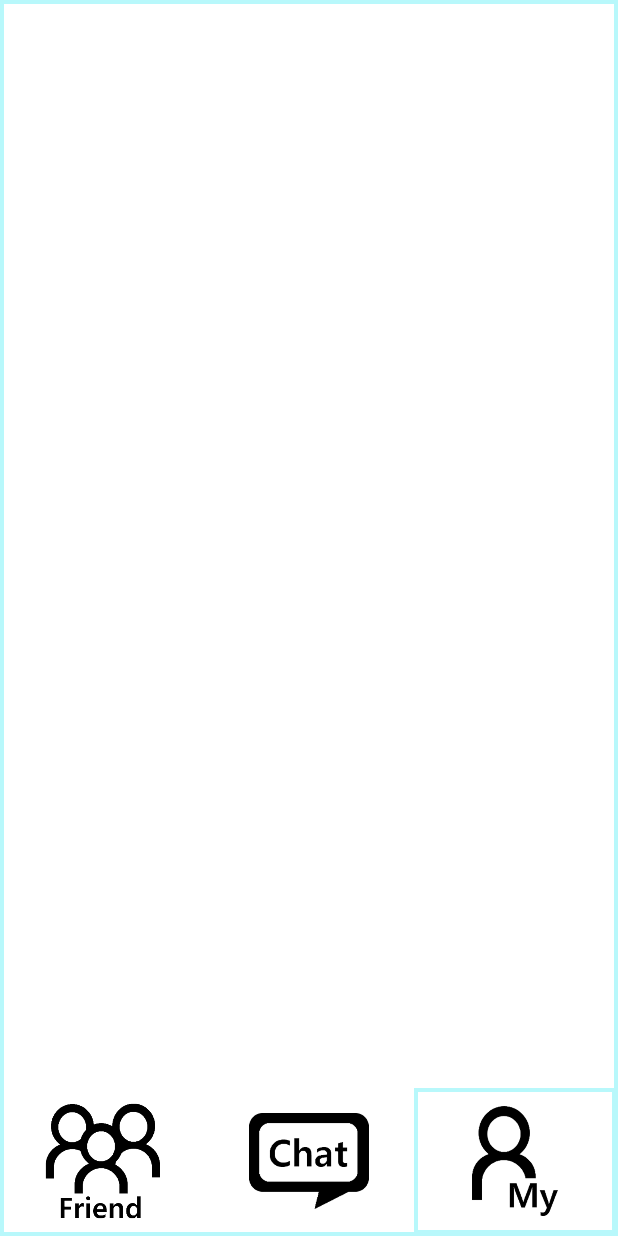
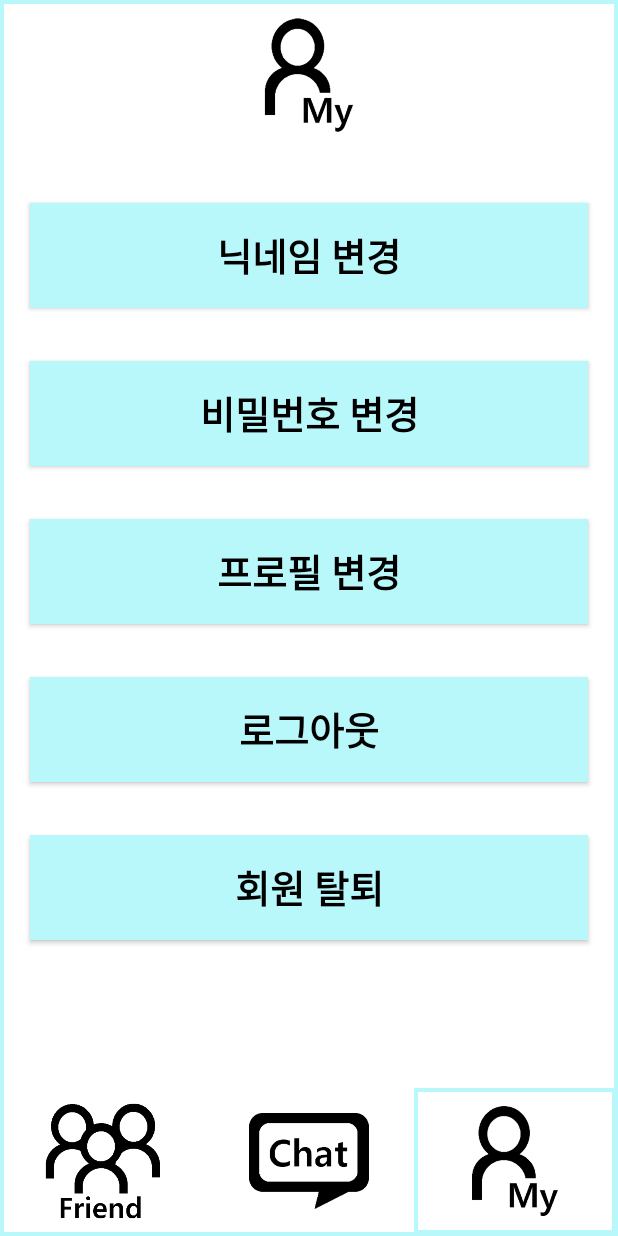
Before and after one commit to gmlstjq123/U_and_I_CHAT, an Android app: the MyPageFragment screen opened through its navigation route, on a phone screen of 412 x 824 dp. Run offline under Robolectric (Android 15) with nearby library versions, the phone set to English and light mode, and no system bars; our stand-ins replace Firebase (no records; nobody signed in at launch, a user with empty details on screens opened directly); pictures from the network do not load.

Commit message:
마이페이지 작업

```diff
--- a/app/src/main/java/com/chrome/chattingapp/MyPageFragment.kt
+++ b/app/src/main/java/com/chrome/chattingapp/MyPageFragment.kt
@@ -1,12 +1,23 @@
 package com.chrome.chattingapp
 
+import android.content.Intent
+import android.graphics.Bitmap
+import android.graphics.drawable.BitmapDrawable
 import android.os.Bundle
+import android.util.Log
 import androidx.fragment.app.Fragment
 import android.view.LayoutInflater
 import android.view.View
 import android.view.ViewGroup
+import android.widget.Button
 import android.widget.ImageView
+import androidx.activity.result.ActivityResultCallback
+import androidx.activity.result.contract.ActivityResultContracts
 import androidx.navigation.findNavController
+import com.chrome.chattingapp.mypage.NickNameActivity
+import com.google.firebase.ktx.Firebase
+import com.google.firebase.storage.ktx.storage
+import java.io.ByteArrayOutputStream
 
 // TODO: Rename parameter arguments, choose names that match
 // the fragment initialization parameters, e.g. ARG_ITEM_NUMBER
@@ -19,9 +30,11 @@ private const val ARG_PARAM2 = "param2"
  * create an instance of this fragment.
  */
 class MyPageFragment : Fragment() {
+
+    lateinit var profileImage : ImageView
+
     override fun onCreate(savedInstanceState: Bundle?) {
         super.onCreate(savedInstanceState)
-
     }
 
     override fun onCreateView(
@@ -30,6 +43,12 @@ class MyPageFragment : Fragment() {
     ): View? {
         // Inflate the layout for this fragment
         val view = inflater.inflate(R.layout.fragment_my_page, container, false)
+
+        val nickName = view.findViewById<Button>(R.id.nickNameBtn)
+        nickName.setOnClickListener {
+            val intent = Intent(requireActivity(), NickNameActivity::class.java)
+            startActivity(intent)
+        }
 
         val freind = view.findViewById<ImageView>(R.id.freind)
         freind.setOnClickListener {
@@ -40,6 +59,39 @@ class MyPageFragment : Fragment() {
         chat.setOnClickListener {
             it.findNavController().navigate(R.id.action_myPageFragment_to_chatListFragment)
         }
+
+        //        profileImage = view.findViewById<ImageView>(R.id.profile)
+//
+//        val profileBtn = view.findViewById<Button>(R.id.profileBtn)
+//
+//        val getAction = registerForActivityResult(
+//            ActivityResultContracts.GetContent(),
+//            ActivityResultCallback { uri ->
+//                profileImage.setImageURI(uri)
+//            }
+//        )
+//
+//        profileBtn.setOnClickListener {
+//            getAction.launch("image/*")
+//        }
         return view
     }
+
+//    private fun uploadImage(uid: String) {
+//        val storage = Firebase.storage
+//        val storageRef = storage.reference.child(uid + ".jpeg")
+//        profileImage.isDuplicateParentStateEnabled = true
+//        profileImage.buildDrawingCache()
+//
+//        val bitmap = (profileImage.drawable as BitmapDrawable).bitmap
+//        val baos = ByteArrayOutputStream()
+//        bitmap.compress(Bitmap.CompressFormat.JPEG, 100, baos)
+//
+//        val data = baos.toByteArray()
+//        var uploadTask = storageRef.putBytes(data)
+//        uploadTask.addOnFailureListener{
+//        }.addOnSuccessListener { taskSnapshot ->
+//            Log.d("Image", Firebase.storage.reference.child(uid + ".jpeg").downloadUrl.toString())
+//        }
+//    }
 }
--- a/app/src/main/java/com/chrome/chattingapp/api/RetrofitInstance.kt
+++ b/app/src/main/java/com/chrome/chattingapp/api/RetrofitInstance.kt
@@ -12,5 +12,6 @@ class RetrofitInstance {
                 .build()
         }
         val userApi = retrofit.create(UserApi::class.java)
+        val myPageApi = retrofit.create(MyPageApi::class.java)
     }
 }
--- a/app/src/main/res/layout/activity_join.xml
+++ b/app/src/main/res/layout/activity_join.xml
@@ -59,7 +59,7 @@
                         android:textColorHint="#808080"
                         android:textSize="25sp"
                         android:layout_width="match_parent"
-                        android:layout_height="40dp"/>
+                        android:layout_height="wrap_content"/>
 
                 </com.google.android.material.textfield.TextInputLayout>
 
@@ -95,7 +95,7 @@
                         android:textColorHint="#808080"
                         android:textSize="25sp"
                         android:layout_width="match_parent"
-                        android:layout_height="40dp"/>
+                        android:layout_height="wrap_content"/>
 
                 </com.google.android.material.textfield.TextInputLayout>
 
@@ -173,7 +173,7 @@
                         android:textColorHint="#808080"
                         android:textSize="25sp"
                         android:layout_width="match_parent"
-                        android:layout_height="40dp"
+                        android:layout_height="wrap_content"
                         android:inputType="textPassword" />
 
                 </com.google.android.material.textfield.TextInputLayout>
--- a/app/src/main/res/layout/fragment_my_page.xml
+++ b/app/src/main/res/layout/fragment_my_page.xml
@@ -7,6 +7,88 @@
     android:layout_height="match_parent"
     android:background="@drawable/main_border"
     tools:context=".MyPageFragment">
+
+    <LinearLayout
+        android:layout_width="match_parent"
+        android:layout_height="match_parent"
+        android:orientation="vertical">
+
+        <ImageView
+            android:layout_width="match_parent"
+            android:layout_height="100dp"
+            android:src="@drawable/mypage" />
+
+        <Button
+            android:id="@+id/nickNameBtn"
+            android:layout_width="match_parent"
+            android:layout_height="70dp"
+            android:padding="10dp"
+            android:text="닉네임 변경"
+            android:textColor="@color/black"
+            android:gravity="center"
+            android:background="@color/skyBlue"
+            android:layout_marginHorizontal="20dp"
+            android:layout_marginTop="35dp"
+            android:textSize="25sp"
+            android:textStyle="bold"/>
+
+        <Button
+            android:id="@+id/passwordBtn"
+            android:layout_width="match_parent"
+            android:layout_height="70dp"
+            android:padding="10dp"
+            android:text="비밀번호 변경"
+            android:textColor="@color/black"
+            android:gravity="center"
+            android:background="@color/skyBlue"
+            android:layout_marginHorizontal="20dp"
+            android:layout_marginTop="35dp"
+            android:textSize="25sp"
+            android:textStyle="bold"/>
+
+        <Button
+            android:id="@+id/profileBtn"
+            android:layout_width="match_parent"
+            android:layout_height="70dp"
+            android:padding="10dp"
+            android:text="프로필 변경"
+            android:textColor="@color/black"
+            android:gravity="center"
+            android:background="@color/skyBlue"
+            android:layout_marginHorizontal="20dp"
+            android:layout_marginTop="35dp"
+            android:textSize="25sp"
+            android:textStyle="bold"/>
+
+        <Button
+            android:id="@+id/logoutBtn"
+            android:layout_width="match_parent"
+            android:layout_height="70dp"
+            android:padding="10dp"
+            android:text="로그아웃"
+            android:textColor="@color/black"
+            android:gravity="center"
+            android:background="@color/skyBlue"
+            android:layout_marginHorizontal="20dp"
+            android:layout_marginTop="35dp"
+            android:textSize="25sp"
+            android:textStyle="bold"/>
+
+        <Button
+            android:id="@+id/quitBtn"
+            android:layout_width="match_parent"
+            android:layout_height="70dp"
+            android:padding="10dp"
+            android:text="회원 탈퇴"
+            android:textColor="@color/black"
+            android:gravity="center"
+            android:background="@color/skyBlue"
+            android:layout_marginHorizontal="20dp"
+            android:layout_marginTop="35dp"
+            android:textSize="25sp"
+            android:textStyle="bold"/>
+
+    </LinearLayout>
 
     <LinearLayout
         android:layout_width="match_parent"
```
Also changed, not shown: app/src/main/AndroidManifest.xml (+7 -4 lines), app/src/main/java/com/chrome/chattingapp/MypageActivity.kt (deleted, +0 -56 lines), app/src/main/java/com/chrome/chattingapp/api/MyPageApi.kt (added, +14 -0 lines), app/src/main/java/com/chrome/chattingapp/api/dto/GetUserRes.kt (added, +11 -0 lines), app/src/main/java/com/chrome/chattingapp/mypage/NickNameActivity.kt (added, +57 -0 lines), app/src/main/java/com/chrome/chattingapp/mypage/ProfileActivity.kt (added, +12 -0 lines), app/src/main/res/layout/activity_mypage.xml (deleted, +0 -38 lines), app/src/main/res/layout/activity_nick_name.xml (added, +86 -0 lines), app/src/main/res/layout/activity_profile.xml (added, +9 -0 lines).
